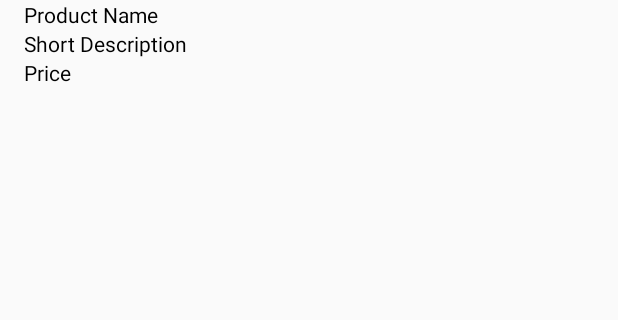
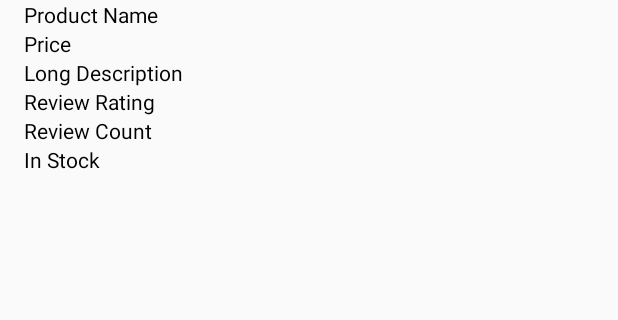
Before and after one commit to AkshayRamesh002/SamsChallenge, an Android app: the layout activity_product_detail.xml on its own in the app's theme, with its tools: preview values and no code run, on a phone screen of 412 x 824 dp, the part 324-644 px from its top. Run offline under Robolectric (Android 15) with nearby library versions, the phone set to English and light mode, and no system bars; network calls fail.

Commit message:
Add more detail in product detail page

```diff
--- a/app/src/main/res/layout/activity_product_detail.xml
+++ b/app/src/main/res/layout/activity_product_detail.xml
@@ -1,6 +1,9 @@
 <?xml version="1.0" encoding="utf-8"?>
+<ScrollView xmlns:android="http://schemas.android.com/apk/res/android"
+    android:layout_width="fill_parent"
+    android:layout_height="fill_parent">
+
     <LinearLayout xmlns:android="http://schemas.android.com/apk/res/android"
-    xmlns:app="http://schemas.android.com/apk/res-auto"
         xmlns:tools="http://schemas.android.com/tools"
         android:layout_width="match_parent"
         android:layout_height="match_parent"
@@ -22,17 +25,39 @@
             android:textColor="@android:color/black" />
 
         <TextView
-        android:id="@+id/product_detail_text_view_short_description"
-        android:layout_width="wrap_content"
-        android:layout_height="wrap_content"
-        android:text="Short Description"
-        android:textColor="@android:color/black" />
-
-    <TextView
             android:id="@+id/product_detail_text_view_price"
             android:layout_width="wrap_content"
             android:layout_height="wrap_content"
             android:text="Price"
             android:textColor="@android:color/black" />
 
+        <TextView
+            android:id="@+id/product_detail_long_description"
+            android:layout_width="wrap_content"
+            android:layout_height="wrap_content"
+            android:text="Long Description"
+            android:textColor="@android:color/black" />
+
+        <TextView
+            android:id="@+id/product_detail_text_view_review_rating"
+            android:layout_width="wrap_content"
+            android:layout_height="wrap_content"
+            android:text="Review Rating"
+            android:textColor="@android:color/black" />
+
+        <TextView
+            android:id="@+id/product_detail_text_view_review_count"
+            android:layout_width="wrap_content"
+            android:layout_height="wrap_content"
+            android:text="Review Count"
+            android:textColor="@android:color/black" />
+
+        <TextView
+            android:id="@+id/product_detail_text_view_in_stock"
+            android:layout_width="wrap_content"
+            android:layout_height="wrap_content"
+            android:text="In Stock"
+            android:textColor="@android:color/black" />
+
     </LinearLayout>
+</ScrollView>
```
Also changed, not shown: app/src/main/java/com/example/sams_challenge/CardAdapter.java (+7 -3 lines), app/src/main/java/com/example/sams_challenge/CardItem.java (+41 -1 lines), app/src/main/java/com/example/sams_challenge/MainActivity.java (+19 -2 lines), app/src/main/java/com/example/sams_challenge/ProductDetailActivity.java (+38 -7 lines). Lines whose indentation alone changed are shown as unchanged.
